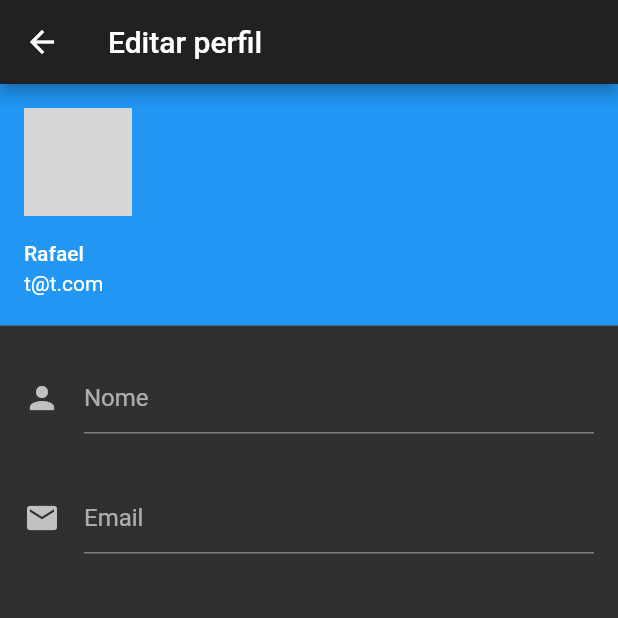
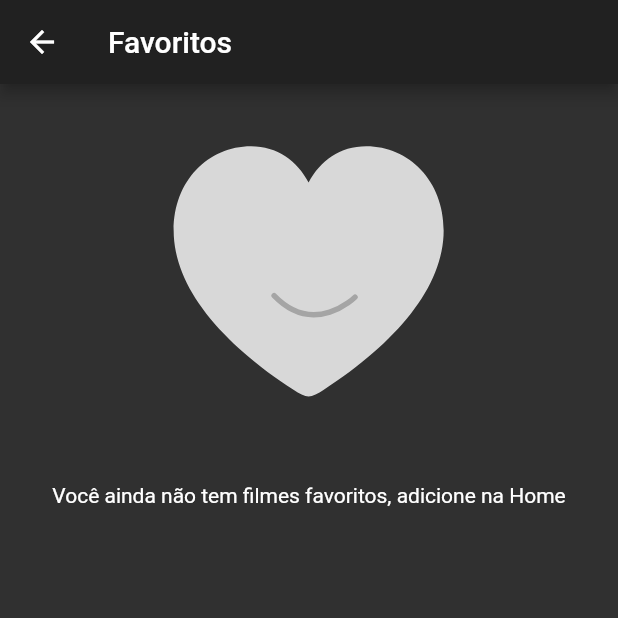
Before and after one commit to FIAP-MBA/20mob-flutter-final-project, a Flutter app: the screen it shows after launch, in the side drawer, after a tap on "favoritos", on a phone screen of 412 x 824 dp, the top half of it. Run offline on Flutter 3.47's test engine with Material 2 defaults, Android fonts, the phone set to English and light mode, and no system bars; our stand-ins replace animated_text_kit, auto_size_text, cached_network_image, cloud_firestore, dio, firebase_auth and 6 more; accounts and stored records are empty; generated files the repository leaves out were written again; network calls fail; grey boxes are pictures that could not be loaded.

Commit message:
Colocado a tela no padrão

```diff
--- /dev/null
+++ b/lib/app/views/bookmark_body.dart
@@ -0,0 +1,39 @@
+import 'package:flutter/material.dart';
+import 'package:lottie/lottie.dart';
+
+class BookmarkBody extends StatefulWidget {
+
+  @override
+  _BookmarkBodyViewState createState() => _BookmarkBodyViewState();
+}
+
+class _BookmarkBodyViewState extends State<BookmarkBody> {
+
+  @override
+  void initState() {
+    super.initState();
+  }
+
+  @override
+  Widget build(BuildContext context) {
+    return SingleChildScrollView(
+      child: Container(
+        child: _buildBody(),
+      ),
+    );
+  }
+
+  Widget _buildBody() {
+    return Column(
+      children: [
+        // Load a Lottie file from your assets
+        Lottie.asset('assets/empty_state_no_favorites.json'),
+        Padding(padding: EdgeInsets.symmetric(horizontal: 16, vertical: 16),
+          child: Center(
+            child: Text("Você ainda não tem filmes favoritos, adicione na Home"),
+          )
+        )
+      ],
+    );
+  }
+}
--- /dev/null
+++ b/lib/app/views/bookmark_view.dart
@@ -0,0 +1,15 @@
+import 'package:flutter/material.dart';
+import 'package:flutter_20mob_project_final/app/views/bookmark_body.dart';
+import 'package:flutter_20mob_project_final/app/views/profile_form_view.dart';
+
+class BookmarkView extends StatelessWidget {
+  @override
+  Widget build(BuildContext context) {
+    return Scaffold(
+      appBar: AppBar(
+        title: Text("Favoritos"),
+      ),
+      body: BookmarkBody(),
+    );
+  }
+}
--- a/lib/app/views/hamburguer_view.dart
+++ b/lib/app/views/hamburguer_view.dart
@@ -1,4 +1,5 @@
 import 'package:flutter/material.dart';
+import 'package:flutter_20mob_project_final/app/views/bookmark_view.dart';
 import 'package:flutter_20mob_project_final/app/views/home_view.dart';
 import 'package:flutter_20mob_project_final/app/views/profile_view.dart';
 
@@ -42,7 +43,7 @@ class HamburguerView extends StatelessWidget {
                 subtitle: Text("seus filmes favoritos"),
                 onTap: () {
                   Navigator.push(context,
-                      MaterialPageRoute(builder: (context) => ProfileView())
+                      MaterialPageRoute(builder: (context) => BookmarkView())
                   );
                 },
               ),
--- a/lib/app/views/profile_form_view.dart
+++ b/lib/app/views/profile_form_view.dart
@@ -1,13 +1,13 @@
-
-
 import 'package:flutter/material.dart';
 
 class ProfileFormView extends StatefulWidget {
+
   @override
   _ProfileFormViewState createState() => _ProfileFormViewState();
 }
 
 class _ProfileFormViewState extends State<ProfileFormView> {
+
   @override
   void initState() {
     super.initState();
```
Also changed, not shown: assets/empty_state_no_favorites.json (added, +1 -0 lines).
